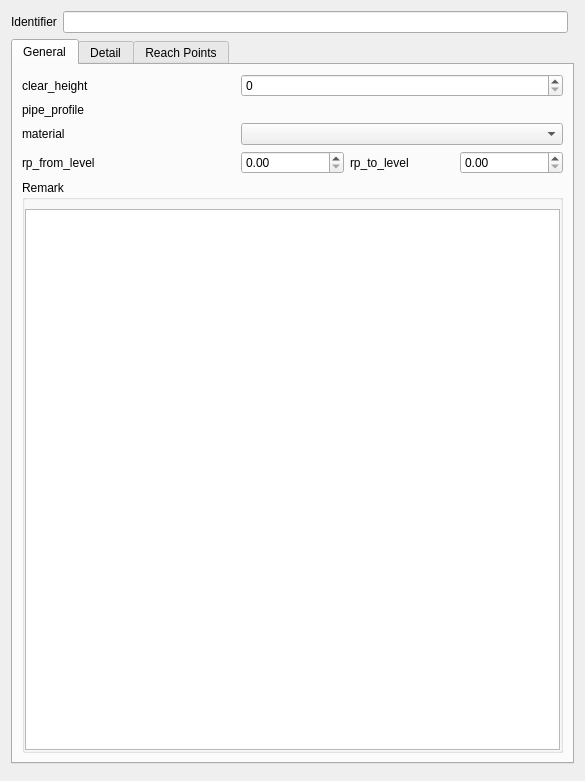
QGEP/QGEP, file project/forms/reach.ui: the form before one commit.
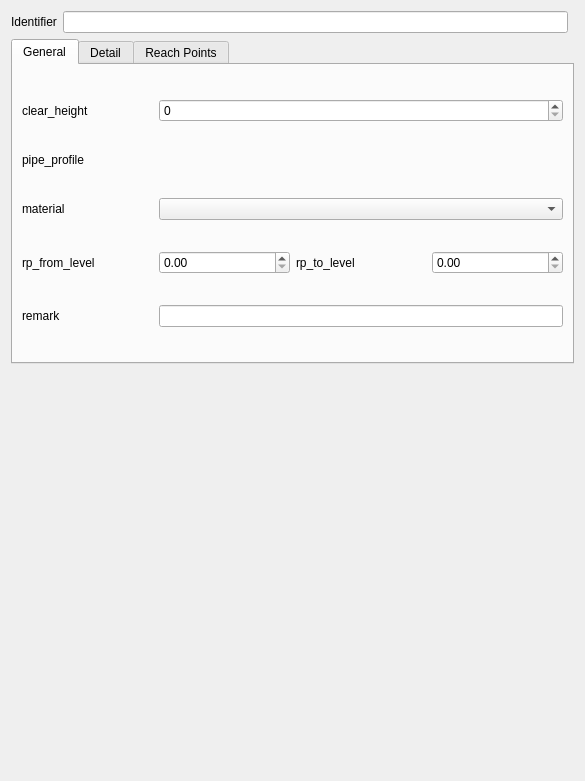
The form after the commit. Custom widgets are drawn as their Qt base class.

The edit to the form file:
```diff
--- a/project/forms/reach.ui
+++ b/project/forms/reach.ui
@@ -27,51 +27,7 @@
        <string>General</string>
       </attribute>
       <layout class="QGridLayout" name="gridLayout_4">
-       <item row="1" column="0">
-        <widget class="QLabel" name="label_15">
-         <property name="text">
-          <string>pipe_profile</string>
-         </property>
-        </widget>
-       </item>
-       <item row="0" column="0">
-        <widget class="QLabel" name="label_2">
-         <property name="text">
-          <string>clear_height</string>
-         </property>
-        </widget>
-       </item>
-       <item row="3" column="3">
-        <widget class="QLabel" name="label_18">
-         <property name="text">
-          <string>rp_to_level</string>
-         </property>
-        </widget>
-       </item>
-       <item row="3" column="0">
-        <widget class="QLabel" name="label_16">
-         <property name="text">
-          <string>rp_from_level</string>
-         </property>
-        </widget>
-       </item>
-       <item row="2" column="0">
-        <widget class="QLabel" name="label_8">
-         <property name="text">
-          <string>material</string>
-         </property>
-        </widget>
-       </item>
-       <item row="3" column="2">
-        <widget class="QDoubleSpinBox" name="rp_from_level"/>
-       </item>
-       <item row="3" column="4">
-        <widget class="QDoubleSpinBox" name="rp_to_level"/>
-       </item>
-       <item row="2" column="2" colspan="3">
-        <widget class="QComboBox" name="material"/>
-       </item>
-       <item row="1" column="2" colspan="3">
+       <item row="1" column="1" colspan="3">
         <widget class="QgsRelationReferenceWidget" name="fk_pipe_profile">
          <property name="sizePolicy">
           <sizepolicy hsizetype="Preferred" vsizetype="Fixed">
@@ -87,30 +43,63 @@
          </property>
         </widget>
        </item>
-       <item row="0" column="2" colspan="3">
+       <item row="1" column="0">
+        <widget class="QLabel" name="label_15">
+         <property name="text">
+          <string>pipe_profile</string>
+         </property>
+        </widget>
+       </item>
+       <item row="2" column="0">
+        <widget class="QLabel" name="label_8">
+         <property name="text">
+          <string>material</string>
+         </property>
+        </widget>
+       </item>
+       <item row="2" column="1" colspan="3">
+        <widget class="QComboBox" name="material"/>
+       </item>
+       <item row="3" column="2">
+        <widget class="QLabel" name="label_18">
+         <property name="text">
+          <string>rp_to_level</string>
+         </property>
+        </widget>
+       </item>
+       <item row="0" column="0">
+        <widget class="QLabel" name="label_2">
+         <property name="text">
+          <string>clear_height</string>
+         </property>
+        </widget>
+       </item>
+       <item row="0" column="1" colspan="3">
         <widget class="QSpinBox" name="clear_height"/>
        </item>
-       <item row="5" column="0" colspan="5">
-        <widget class="QGroupBox" name="groupBox_4">
-         <property name="title">
-          <string>Remark</string>
+       <item row="3" column="1">
+        <widget class="QDoubleSpinBox" name="rp_from_level"/>
+       </item>
+       <item row="3" column="0">
+        <widget class="QLabel" name="label_16">
+         <property name="text">
+          <string>rp_from_level</string>
          </property>
-         <layout class="QGridLayout" name="gridLayout_2">
-          <property name="leftMargin">
-           <number>0</number>
-          </property>
-          <property name="rightMargin">
-           <number>0</number>
-          </property>
-          <property name="bottomMargin">
-           <number>0</number>
-          </property>
-          <item row="0" column="0">
-           <widget class="QPlainTextEdit" name="remark"/>
-          </item>
-         </layout>
         </widget>
        </item>
+       <item row="3" column="3">
+        <widget class="QDoubleSpinBox" name="rp_to_level"/>
+       </item>
+       <item row="4" column="0">
+        <widget class="QLabel" name="label_37">
+         <property name="text">
+          <string>remark</string>
+         </property>
+        </widget>
+       </item>
+       <item row="4" column="1" colspan="3">
+        <widget class="QLineEdit" name="remark"/>
+       </item>
       </layout>
      </widget>
      <widget class="QWidget" name="tab_2">
@@ -552,6 +541,12 @@
    </item>
    <item row="4" column="0" colspan="2">
     <widget class="QgsRelationReferenceWidget" name="fk_wastewater_structure">
+     <property name="minimumSize">
+      <size>
+       <width>0</width>
+       <height>400</height>
+      </size>
+     </property>
      <property name="openFormButtonVisible">
       <bool>true</bool>
      </property>
```
